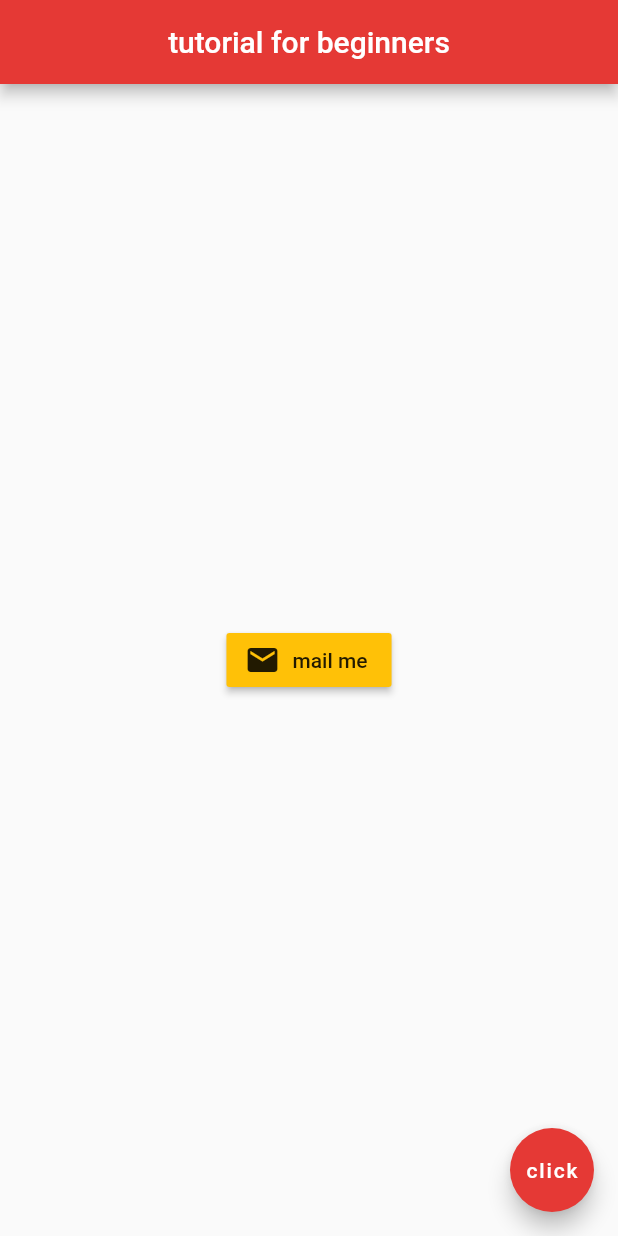
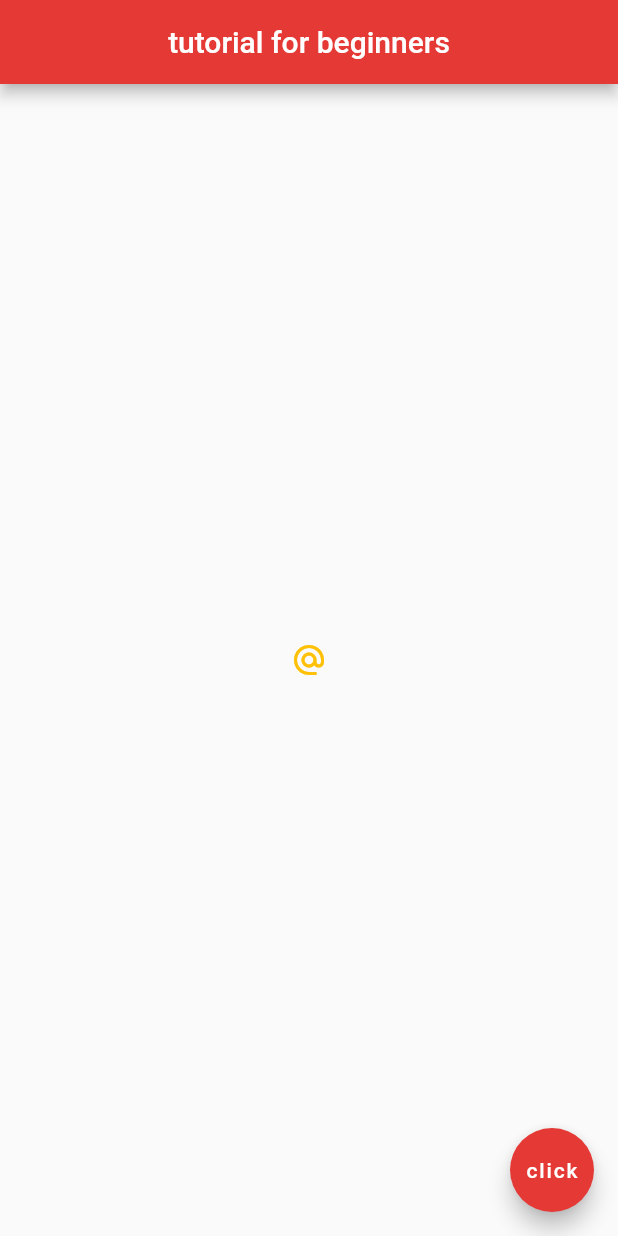
Before and after one commit to G-Shino/spike-flutter, a Flutter app: the screen it shows after launch, on a phone screen of 412 x 824 dp. Run offline on Flutter 3.47's test engine with Material 2 defaults, Android fonts, the phone set to English and light mode, and no system bars.

Commit message:
add Icon button

```diff
--- a/tutorialForBeginners/lib/main.dart
+++ b/tutorialForBeginners/lib/main.dart
@@ -14,12 +14,11 @@ class Home extends StatelessWidget {
         backgroundColor: Colors.red[600],
       ),
       body: Center(
-        child: RaisedButton.icon(
-          onPressed: () {},
-          icon: Icon(
-            Icons.mail
-          ),
-          label: Text("mail me"),
+        child: IconButton(
+          onPressed: () {
+            print("you clicked me");
+          },
+          icon: Icon(Icons.alternate_email),
           color: Colors.amber,
         ),
       ),
```
